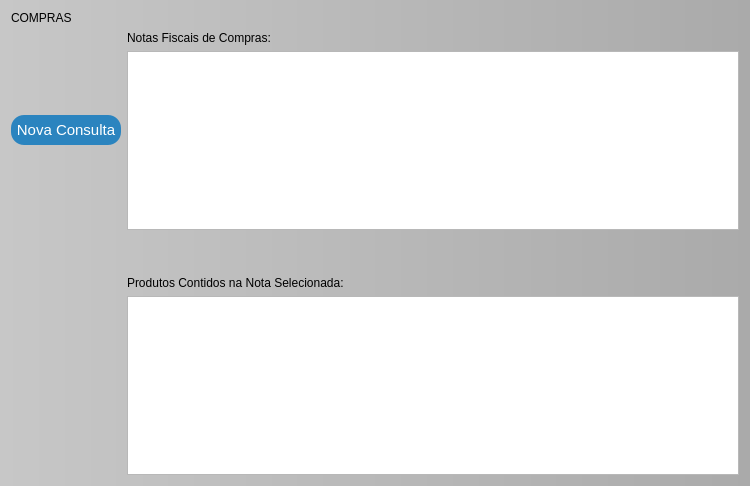
The window that src/entradas.ui (GabR36/QEstoqueLoja) describes before a commit, drawn with Qt 5.
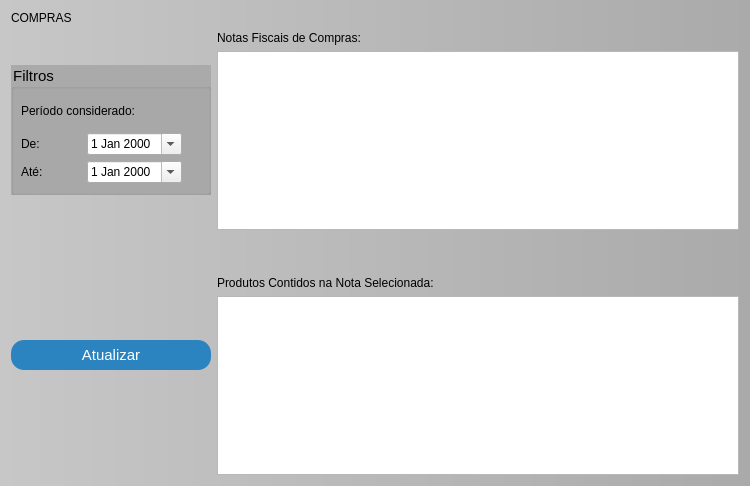
The same window after the commit.

Commit message: Adiciona filtro de datas em compras #69

Patch:
```diff
--- a/src/entradas.ui
+++ b/src/entradas.ui
@@ -47,6 +47,96 @@
 </string>
   </property>
   <layout class="QGridLayout" name="gridLayout">
+   <item row="0" column="0">
+    <widget class="QLabel" name="label_3">
+     <property name="styleSheet">
+      <string notr="true">font: 700 15pt &quot;Ubuntu&quot;;</string>
+     </property>
+     <property name="text">
+      <string>COMPRAS</string>
+     </property>
+    </widget>
+   </item>
+   <item row="1" column="0">
+    <widget class="QGroupBox" name="groupBox">
+     <property name="sizePolicy">
+      <sizepolicy hsizetype="Fixed" vsizetype="Fixed">
+       <horstretch>0</horstretch>
+       <verstretch>0</verstretch>
+      </sizepolicy>
+     </property>
+     <property name="minimumSize">
+      <size>
+       <width>200</width>
+       <height>130</height>
+      </size>
+     </property>
+     <property name="maximumSize">
+      <size>
+       <width>200</width>
+       <height>130</height>
+      </size>
+     </property>
+     <property name="title">
+      <string>Filtros</string>
+     </property>
+     <widget class="QWidget" name="layoutWidget">
+      <property name="geometry">
+       <rect>
+        <x>10</x>
+        <y>30</y>
+        <width>161</width>
+        <height>88</height>
+       </rect>
+      </property>
+      <layout class="QVBoxLayout" name="verticalLayout_3">
+       <item>
+        <widget class="QLabel" name="label_8">
+         <property name="text">
+          <string>Período considerado:</string>
+         </property>
+        </widget>
+       </item>
+       <item>
+        <layout class="QHBoxLayout" name="horizontalLayout_4">
+         <item>
+          <widget class="QLabel" name="label_6">
+           <property name="text">
+            <string>De:</string>
+           </property>
+          </widget>
+         </item>
+         <item>
+          <widget class="QDateEdit" name="DateEdt_De">
+           <property name="calendarPopup">
+            <bool>true</bool>
+           </property>
+          </widget>
+         </item>
+        </layout>
+       </item>
+       <item>
+        <layout class="QHBoxLayout" name="horizontalLayout_5">
+         <item>
+          <widget class="QLabel" name="label_7">
+           <property name="text">
+            <string>Até:</string>
+           </property>
+          </widget>
+         </item>
+         <item>
+          <widget class="QDateEdit" name="DateEdt_Ate">
+           <property name="calendarPopup">
+            <bool>true</bool>
+           </property>
+          </widget>
+         </item>
+        </layout>
+       </item>
+      </layout>
+     </widget>
+    </widget>
+   </item>
    <item row="1" column="1">
     <layout class="QVBoxLayout" name="verticalLayout">
      <item>
@@ -80,6 +170,19 @@
      </item>
     </layout>
    </item>
+   <item row="2" column="0">
+    <widget class="QPushButton" name="Btn_ConsultarDF">
+     <property name="minimumSize">
+      <size>
+       <width>110</width>
+       <height>30</height>
+      </size>
+     </property>
+     <property name="text">
+      <string>Atualizar</string>
+     </property>
+    </widget>
+   </item>
    <item row="2" column="1">
     <layout class="QVBoxLayout" name="verticalLayout_2">
      <item>
@@ -129,29 +232,6 @@
      </item>
     </layout>
    </item>
-   <item row="1" column="0">
-    <widget class="QPushButton" name="Btn_ConsultarDF">
-     <property name="minimumSize">
-      <size>
-       <width>110</width>
-       <height>30</height>
-      </size>
-     </property>
-     <property name="text">
-      <string>Nova Consulta</string>
-     </property>
-    </widget>
-   </item>
-   <item row="0" column="0">
-    <widget class="QLabel" name="label_3">
-     <property name="styleSheet">
-      <string notr="true">font: 700 15pt &quot;Ubuntu&quot;;</string>
-     </property>
-     <property name="text">
-      <string>COMPRAS</string>
-     </property>
-    </widget>
-   </item>
   </layout>
  </widget>
  <resources/>
```
The commit also changes 2 other files.
